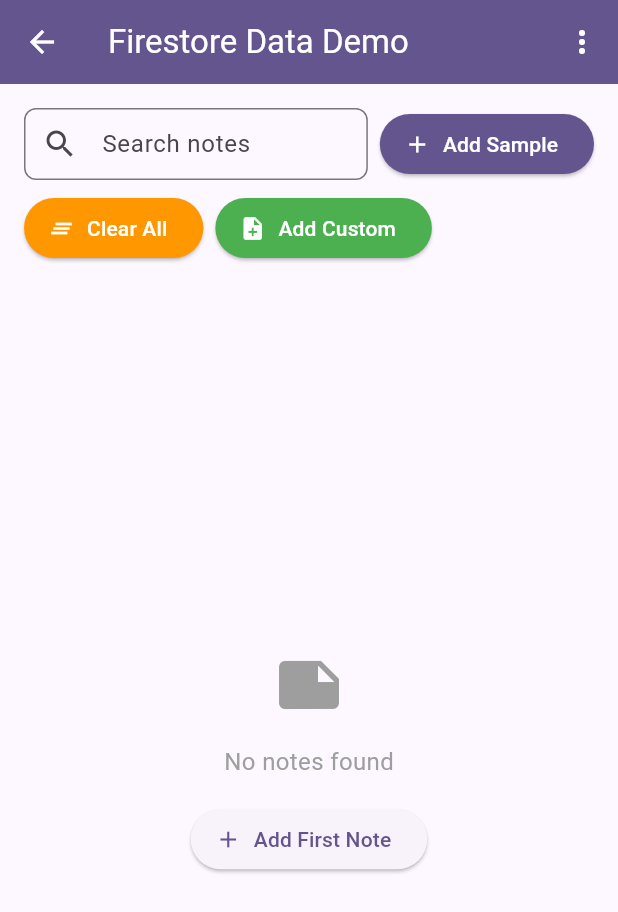
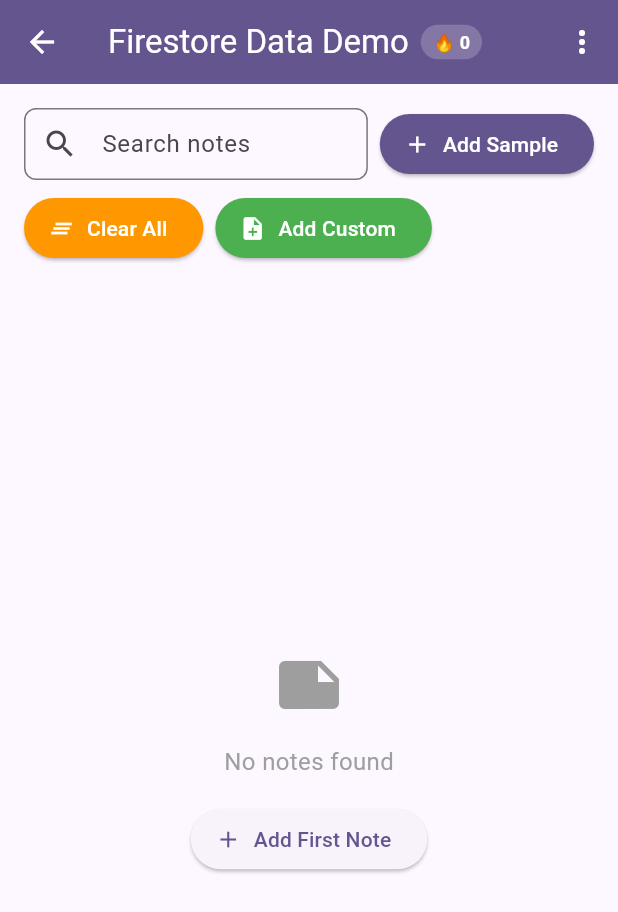
Before and after one commit to kalviumcommunity/dorm-desk, a Flutter app: the FirestoreDataScreen screen opened directly, on a phone screen of 412 x 824 dp. Shown: the top 912 px of the screen. Run offline on Flutter 3.47's test engine with Material 3 defaults, Android fonts, the light colour scheme and no system bars; our stand-ins replace cloud_firestore, firebase_auth, firebase_core, google_maps_flutter, location, permission_handler; accounts and stored records are empty.

Commit message:
feat: demonstrate Hot Reload, Debug Console, and DevTools workflow

```diff
--- a/dormdesk/lib/screens/firestore_data_screen.dart
+++ b/dormdesk/lib/screens/firestore_data_screen.dart
@@ -19,6 +19,7 @@ class _FirestoreDataScreenState extends State<FirestoreDataScreen> {
   String _selectedView = 'notes'; // 'notes', 'users', 'products'
   bool _isLoading = false;
   String? _error;
+  int _hotReloadCount = 0; // Demo counter for Hot Reload
 
   @override
   void dispose() {
@@ -31,6 +32,10 @@ class _FirestoreDataScreenState extends State<FirestoreDataScreen> {
   Future<void> _addSampleData() async {
     setState(() => _isLoading = true);
     _error = null;
+
+    // Debug output for Hot Reload demonstration
+    debugPrint('🔥 Hot Reload Demo: Adding sample data...');
+    debugPrint('📊 Current reload count: $_hotReloadCount');
 
     try {
       final user = FirebaseAuth.instance.currentUser;
@@ -45,6 +50,7 @@ class _FirestoreDataScreenState extends State<FirestoreDataScreen> {
       switch (_selectedView) {
         case 'notes':
           await _firestoreService.addNote(user.uid, 'Sample note: ${DateTime.now()}');
+          debugPrint('✅ Added note via Hot Reload');
           break;
         case 'users':
           await _firestoreService.addDocument('users', {
@@ -53,6 +59,7 @@ class _FirestoreDataScreenState extends State<FirestoreDataScreen> {
             'role': 'student',
             'createdAt': DateTime.now().toIso8601String(),
           });
+          debugPrint('✅ Added user via Hot Reload');
           break;
         case 'products':
           await _firestoreService.addDocument('products', {
@@ -62,8 +69,15 @@ class _FirestoreDataScreenState extends State<FirestoreDataScreen> {
             'inStock': true,
             'createdAt': DateTime.now().toIso8601String(),
           });
+          debugPrint('✅ Added product via Hot Reload');
           break;
       }
+
+      setState(() {
+        _isLoading = false;
+        _hotReloadCount++; // Increment Hot Reload counter
+        debugPrint('🔄 Hot Reload completed! Total reloads: $_hotReloadCount');
+      });
 
       if (mounted) {
         ScaffoldMessenger.of(context).showSnackBar(
@@ -162,7 +176,27 @@ class _FirestoreDataScreenState extends State<FirestoreDataScreen> {
   Widget build(BuildContext context) {
     return Scaffold(
       appBar: AppBar(
-        title: const Text('Firestore Data Demo'),
+        title: Row(
+          children: [
+            const Text('Firestore Data Demo'),
+            const SizedBox(width: 8),
+            Container(
+              padding: const EdgeInsets.symmetric(horizontal: 8, vertical: 4),
+              decoration: BoxDecoration(
+                color: Colors.white.withOpacity(0.2),
+                borderRadius: BorderRadius.circular(12),
+              ),
+              child: Text(
+                '🔥 $_hotReloadCount',
+                style: const TextStyle(
+                  color: Colors.white,
+                  fontWeight: FontWeight.bold,
+                  fontSize: 12,
+                ),
+              ),
+            ),
+          ],
+        ),
         backgroundColor: Theme.of(context).colorScheme.primary,
         foregroundColor: Colors.white,
         actions: [
```
Also changed, not shown: 1 other file.
